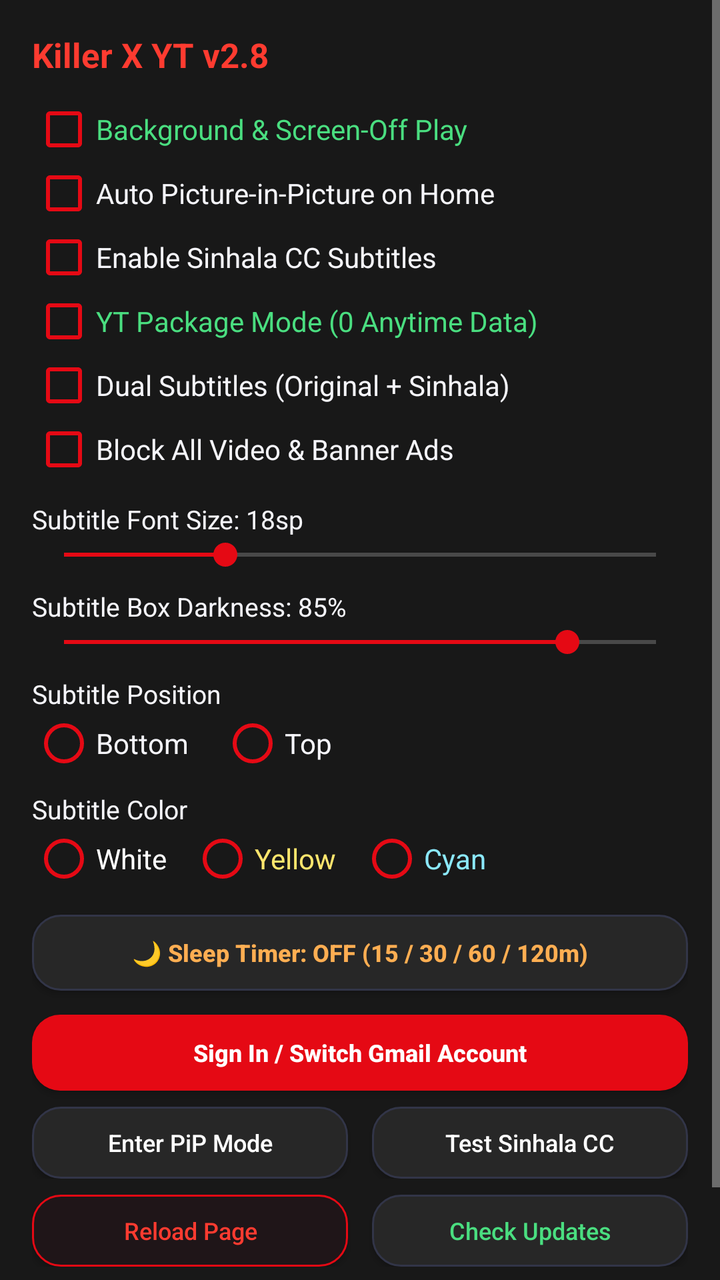
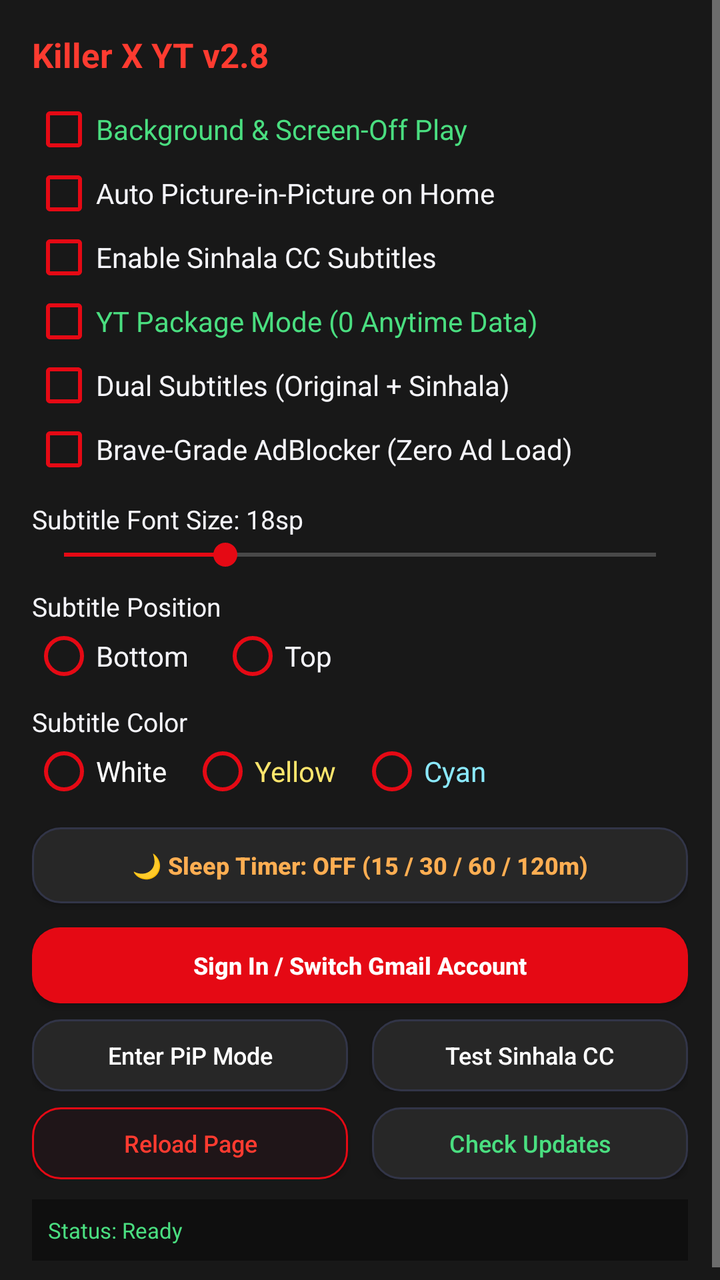

Screens rendered from an Android XML layout before and after an edit, with the pre-edit source and the edit as a unified diff.
<!-- AndroidManifest.xml: application theme Theme.KillerXYT -->
<!-- res/layout/dialog_settings.xml -->
<?xml version="1.0" encoding="utf-8"?>
<ScrollView xmlns:android="http://schemas.android.com/apk/res/android"
    android:layout_width="match_parent"
    android:layout_height="wrap_content"
    android:background="@color/bar_dark">

    <LinearLayout
        android:layout_width="match_parent"
        android:layout_height="wrap_content"
        android:orientation="vertical"
        android:padding="16dp">

        <TextView
            android:layout_width="match_parent"
            android:layout_height="wrap_content"
            android:paddingBottom="10dp"
            android:text="Killer X YT v2.8"
            android:textColor="@color/killer_red_glow"
            android:textSize="17sp"
            android:textStyle="bold" />

        
        <CheckBox
            android:id="@+id/cbBgPlay"
            android:layout_width="match_parent"
            android:layout_height="wrap_content"
            android:buttonTint="@color/killer_red"
            android:text="Background &amp; Screen-Off Play"
            android:textColor="@color/green_active" />

        <CheckBox
            android:id="@+id/cbAutoPip"
            android:layout_width="match_parent"
            android:layout_height="wrap_content"
            android:buttonTint="@color/killer_red"
            android:text="Auto Picture-in-Picture on Home"
            android:textColor="@color/text_primary" />

        <CheckBox
            android:id="@+id/cbEnabled"
            android:layout_width="match_parent"
            android:layout_height="wrap_content"
            android:buttonTint="@color/killer_red"
            android:text="Enable Sinhala CC Subtitles"
            android:textColor="@color/text_primary" />

        <CheckBox
            android:id="@+id/cbYtPackageMode"
            android:layout_width="match_parent"
            android:layout_height="wrap_content"
            android:buttonTint="@color/killer_red"
            android:text="YT Package Mode (0 Anytime Data)"
            android:textColor="@color/green_active" />

        <CheckBox
            android:id="@+id/cbDualSub"
            android:layout_width="match_parent"
            android:layout_height="wrap_content"
            android:buttonTint="@color/killer_red"
            android:text="Dual Subtitles (Original + Sinhala)"
            android:textColor="@color/text_primary" />

        <CheckBox
            android:id="@+id/cbAdShield"
            android:layout_width="match_parent"
            android:layout_height="wrap_content"
            android:buttonTint="@color/killer_red"
            android:text="Block All Video &amp; Banner Ads"
            android:textColor="@color/text_primary" />

        <TextView
            android:id="@+id/tvSizeLabel"
            android:layout_width="match_parent"
            android:layout_height="wrap_content"
            android:layout_marginTop="10dp"
            android:text="Subtitle Font Size: 18sp"
            android:textColor="@color/text_primary"
            android:textSize="13sp" />

        <SeekBar
            android:id="@+id/sbFontSize"
            android:layout_width="match_parent"
            android:layout_height="wrap_content"
            android:max="22"
            android:progress="6"
            android:progressTint="@color/killer_red"
            android:thumbTint="@color/killer_red" />

        <TextView
            android:id="@+id/tvBgOpacityLabel"
            android:layout_width="match_parent"
            android:layout_height="wrap_content"
            android:layout_marginTop="8dp"
            android:text="Subtitle Box Darkness: 85%"
            android:textColor="@color/text_primary"
            android:textSize="13sp" />

        <SeekBar
            android:id="@+id/sbBgOpacity"
            android:layout_width="match_parent"
            android:layout_height="wrap_content"
            android:max="100"
            android:progress="85"
            android:progressTint="@color/killer_red"
            android:thumbTint="@color/killer_red" />

        <TextView
            android:layout_width="match_parent"
            android:layout_height="wrap_content"
            android:layout_marginTop="8dp"
            android:text="Subtitle Position"
            android:textColor="@color/text_primary"
            android:textSize="13sp" />

        <RadioGroup
            android:id="@+id/rgPosition"
            android:layout_width="match_parent"
            android:layout_height="wrap_content"
            android:orientation="horizontal">

            <RadioButton
                android:id="@+id/rbPosBottom"
                android:layout_width="wrap_content"
                android:layout_height="wrap_content"
                android:buttonTint="@color/killer_red"
                android:text="Bottom"
                android:textColor="@color/text_primary" />

            <RadioButton
                android:id="@+id/rbPosTop"
                android:layout_width="wrap_content"
                android:layout_height="wrap_content"
                android:layout_marginStart="16dp"
                android:buttonTint="@color/killer_red"
                android:text="Top"
                android:textColor="@color/text_primary" />
        </RadioGroup>

        <TextView
            android:layout_width="match_parent"
            android:layout_height="wrap_content"
            android:layout_marginTop="8dp"
            android:text="Subtitle Color"
            android:textColor="@color/text_primary"
            android:textSize="13sp" />

        <RadioGroup
            android:id="@+id/rgColor"
            android:layout_width="match_parent"
            android:layout_height="wrap_content"
            android:orientation="horizontal">

            <RadioButton
                android:id="@+id/rbColorWhite"
                android:layout_width="wrap_content"
                android:layout_height="wrap_content"
                android:buttonTint="@color/killer_red"
                android:text="White"
                android:textColor="#FFFFFF" />

            <RadioButton
                android:id="@+id/rbColorYellow"
                android:layout_width="wrap_content"
                android:layout_height="wrap_content"
                android:layout_marginStart="12dp"
                android:buttonTint="@color/killer_red"
                android:text="Yellow"
                android:textColor="#FFE66D" />

            <RadioButton
                android:id="@+id/rbColorCyan"
                android:layout_width="wrap_content"
                android:layout_height="wrap_content"
                android:layout_marginStart="12dp"
                android:buttonTint="@color/killer_red"
                android:text="Cyan"
                android:textColor="#8BE9FD" />
        </RadioGroup>

        
        <Button
            android:id="@+id/btnOpenSleepTimer"
            android:layout_width="match_parent"
            android:layout_height="38dp"
            android:layout_marginTop="12dp"
            android:background="@drawable/bg_dark_pill"
            android:text="🌙 Sleep Timer: OFF (15 / 30 / 60 / 120m)"
            android:textAllCaps="false"
            android:textColor="@color/accent_gold"
            android:textSize="12sp"
            android:textStyle="bold" />

        
        <Button
            android:id="@+id/btnGmailLogin"
            android:layout_width="match_parent"
            android:layout_height="38dp"
            android:layout_marginTop="12dp"
            android:background="@drawable/bg_red_pill"
            android:text="Sign In / Switch Gmail Account"
            android:textAllCaps="false"
            android:textColor="#FFFFFF"
            android:textSize="12sp"
            android:textStyle="bold" />

        <LinearLayout
            android:layout_width="match_parent"
            android:layout_height="wrap_content"
            android:layout_marginTop="8dp"
            android:orientation="horizontal">

            <Button
                android:id="@+id/btnEnterPipNow"
                android:layout_width="0dp"
                android:layout_height="36dp"
                android:layout_marginEnd="6dp"
                android:layout_weight="1"
                android:background="@drawable/bg_dark_pill"
                android:text="Enter PiP Mode"
                android:textAllCaps="false"
                android:textColor="#FFFFFF"
                android:textSize="12sp" />

            <Button
                android:id="@+id/btnTestOverlay"
                android:layout_width="0dp"
                android:layout_height="36dp"
                android:layout_marginStart="6dp"
                android:layout_weight="1"
                android:background="@drawable/bg_dark_pill"
                android:text="Test Sinhala CC"
                android:textAllCaps="false"
                android:textColor="#FFFFFF"
                android:textSize="12sp" />
        </LinearLayout>

        <LinearLayout
            android:layout_width="match_parent"
            android:layout_height="wrap_content"
            android:layout_marginTop="8dp"
            android:orientation="horizontal">

            <Button
                android:id="@+id/btnReloadYt"
                android:layout_width="0dp"
                android:layout_height="36dp"
                android:layout_marginEnd="6dp"
                android:layout_weight="1"
                android:background="@drawable/bg_shield_pill"
                android:text="Reload Page"
                android:textAllCaps="false"
                android:textColor="@color/killer_red_glow"
                android:textSize="12sp" />

            <Button
                android:id="@+id/btnCheckUpdate"
                android:layout_width="0dp"
                android:layout_height="36dp"
                android:layout_marginStart="6dp"
                android:layout_weight="1"
                android:background="@drawable/bg_dark_pill"
                android:text="Check Updates"
                android:textAllCaps="false"
                android:textColor="@color/green_active"
                android:textSize="12sp" />
        </LinearLayout>

        <TextView
            android:id="@+id/tvDebugStatus"
            android:layout_width="match_parent"
            android:layout_height="wrap_content"
            android:layout_marginTop="10dp"
            android:background="@color/bg_dark"
            android:padding="8dp"
            android:text="Status: Ready"
            android:textColor="@color/green_active"
            android:textSize="11sp" />

    </LinearLayout>
</ScrollView>
<!-- resources referenced by this layout -->
<resources>
  <color name="accent_gold">#FFAE52</color>
  <color name="bar_dark">#181818</color>
  <color name="bg_dark">#0F0F0F</color>
  <color name="green_active">#4ADE80</color>
  <color name="killer_red">#E50914</color>
  <color name="killer_red_glow">#FF3B30</color>
  <color name="text_primary">#F5F5FA</color>
  <!-- drawable bg_dark_pill (drawable) -->
  <?xml version="1.0" encoding="utf-8"?>
  <shape xmlns:android="http://schemas.android.com/apk/res/android">
      <solid android:color="@color/surface_dark" />
      <corners android:radius="14dp" />
      <stroke android:width="1dp" android:color="#323548" />
  </shape>
  <!-- drawable bg_red_pill (drawable) -->
  <?xml version="1.0" encoding="utf-8"?>
  <shape xmlns:android="http://schemas.android.com/apk/res/android">
      <solid android:color="@color/killer_red" />
      <corners android:radius="14dp" />
  </shape>
  <!-- drawable bg_shield_pill (drawable) -->
  <?xml version="1.0" encoding="utf-8"?>
  <shape xmlns:android="http://schemas.android.com/apk/res/android">
      <solid android:color="#1F1518" />
      <corners android:radius="14dp" />
      <stroke android:width="1dp" android:color="@color/killer_red" />
  </shape>
  <style name="Theme.KillerXYT" parent="Theme.AppCompat.NoActionBar">
          <item name="colorPrimary">@color/killer_red</item>
          <item name="colorPrimaryDark">@color/bg_dark</item>
          <item name="colorAccent">@color/killer_red</item>
          <item name="android:windowBackground">@color/bg_dark</item>
          <item name="android:statusBarColor">@color/bg_dark</item>
          <item name="android:navigationBarColor">@color/bg_dark</item>
      </style>
  <color name="surface_dark">#272727</color>
</resources>

<!-- the commit's change to res/layout/dialog_settings.xml (unified diff, before → after) -->
@@ -65,7 +65,7 @@
             android:layout_width="match_parent"
             android:layout_height="wrap_content"
             android:buttonTint="@color/killer_red"
-            android:text="Block All Video &amp; Banner Ads"
+            android:text="Brave-Grade AdBlocker (Zero Ad Load)"
             android:textColor="@color/text_primary" />
 
         <TextView
@@ -83,24 +83,6 @@
             android:layout_height="wrap_content"
             android:max="22"
             android:progress="6"
-            android:progressTint="@color/killer_red"
-            android:thumbTint="@color/killer_red" />
-
-        <TextView
-            android:id="@+id/tvBgOpacityLabel"
-            android:layout_width="match_parent"
-            android:layout_height="wrap_content"
-            android:layout_marginTop="8dp"
-            android:text="Subtitle Box Darkness: 85%"
-            android:textColor="@color/text_primary"
-            android:textSize="13sp" />
-
-        <SeekBar
-            android:id="@+id/sbBgOpacity"
-            android:layout_width="match_parent"
-            android:layout_height="wrap_content"
-            android:max="100"
-            android:progress="85"
             android:progressTint="@color/killer_red"
             android:thumbTint="@color/killer_red" />
 
